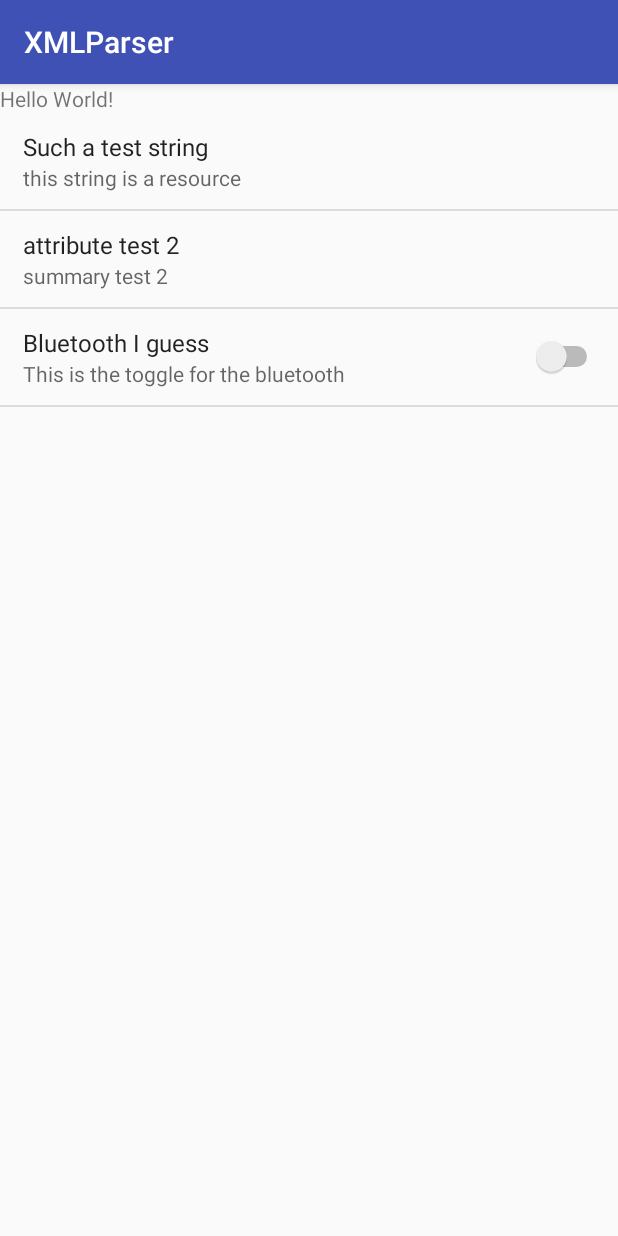
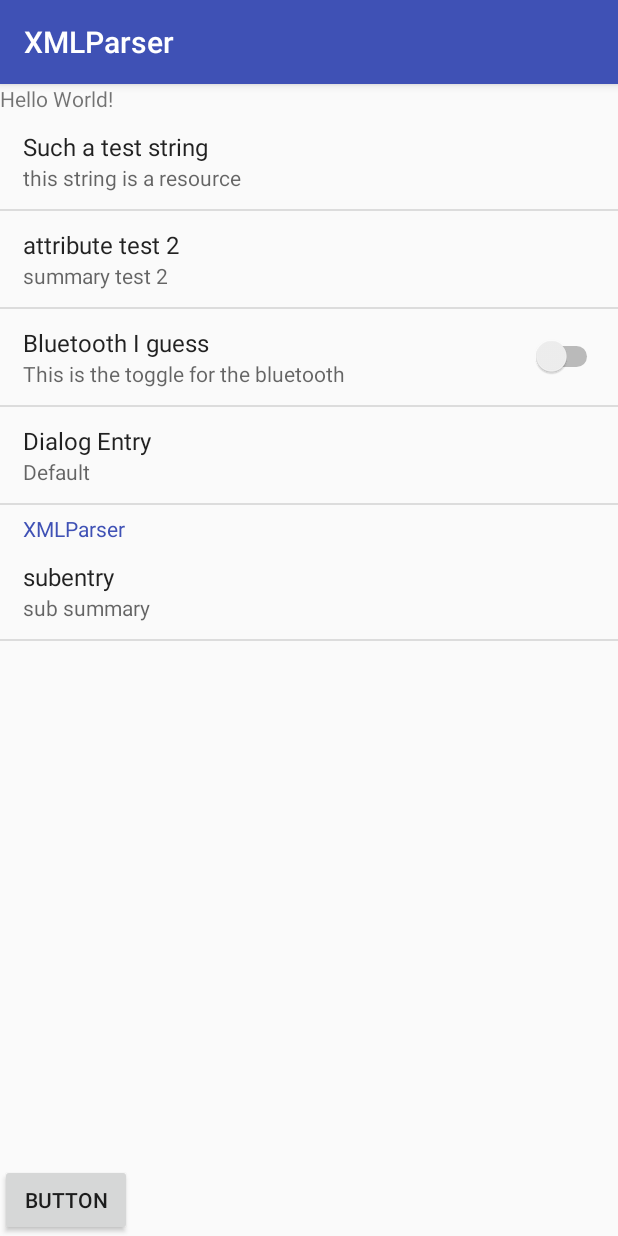
Before and after one commit to erhodes/XmlParser, an Android app: the screen it shows after launch (MainActivity), on a phone screen of 412 x 824 dp. Run offline under Robolectric (Android 15) with nearby library versions, the phone set to English and light mode, and no system bars.

Commit message:
added dialogEntry, EntryGroup

```diff
--- /dev/null
+++ b/app/src/main/java/com/erhodes/xmlparser/DialogEntry.java
@@ -0,0 +1,57 @@
+package com.erhodes.xmlparser;
+
+import android.app.AlertDialog;
+import android.app.Dialog;
+import android.content.Context;
+import android.content.DialogInterface;
+
+/**
+ * Created by Eric on 11/30/2016.
+ */
+
+public class DialogEntry extends Entry {
+    Context mContext;
+    MenuScreen mMenuScreen;
+
+    DialogEntry(String key, String title, String summary, Context context, MenuScreen menuScreen) {
+        super(key, title, summary);
+        mContext = context;
+        mMenuScreen = menuScreen;
+    }
+
+    @Override
+    protected void onChanged(Object newValue) {
+        mSummary = (String)newValue;
+        super.onChanged(newValue);
+        mMenuScreen.update();
+    }
+
+    /**
+     * Override this method to change what kind of dialog is opened. It is important
+     * that the dialog call the Entry's onChanged method, passing in the user's selection.
+     * @return
+     */
+    protected Dialog createDialog() {
+        AlertDialog.Builder builder = new AlertDialog.Builder(mContext);
+        builder.setPositiveButton("Yes", new DialogInterface.OnClickListener() {
+            @Override
+            public void onClick(DialogInterface dialog, int which) {
+                DialogEntry.this.onChanged("yes");
+            }
+        });
+        builder.setNegativeButton("No", new DialogInterface.OnClickListener() {
+            @Override
+            public void onClick(DialogInterface dialog, int which) {
+                DialogEntry.this.onChanged("no");
+            }
+        });
+        return builder.create();
+    }
+
+    @Override
+    protected void onClicked() {
+        super.onClicked();
+
+        createDialog().show();
+    }
+}
--- a/app/src/main/java/com/erhodes/xmlparser/Entry.java
+++ b/app/src/main/java/com/erhodes/xmlparser/Entry.java
@@ -20,6 +20,10 @@ public class Entry {
         mKey = key;
         mTitle = title;
         mSummary = summary;
+    }
+
+    public void setEnabled(boolean enabled) {
+        //todo: implement this
     }
 
     public void setOnClickListener(OnClickListener listener) {
@@ -45,6 +49,12 @@ public class Entry {
     protected void onClicked() {
         if (mClickListener != null) {
             mClickListener.onEntryClicked();
+        }
+    }
+
+    protected void onChanged(Object newValue) {
+        if (mChangeListener != null) {
+            mChangeListener.onEntryChanged(this, newValue);
         }
     }
 
--- /dev/null
+++ b/app/src/main/java/com/erhodes/xmlparser/EntryAdapter.java
@@ -0,0 +1,23 @@
+package com.erhodes.xmlparser;
+
+import android.content.Context;
+import android.view.LayoutInflater;
+import android.view.View;
+import android.view.ViewGroup;
+import android.widget.ArrayAdapter;
+
+import java.util.List;
+
+public class EntryAdapter extends ArrayAdapter<Entry> {
+    private LayoutInflater mLayoutInflater;
+
+    public EntryAdapter(Context context, List<Entry> entries) {
+        super(context, 0, entries);
+        mLayoutInflater = (LayoutInflater)context.getSystemService(Context.LAYOUT_INFLATER_SERVICE);
+    }
+
+    @Override
+    public View getView(int position, View convertView, ViewGroup parent) {
+        return getItem(position).getView(convertView, mLayoutInflater, getContext());
+    }
+}
--- /dev/null
+++ b/app/src/main/java/com/erhodes/xmlparser/EntryGroup.java
@@ -0,0 +1,39 @@
+package com.erhodes.xmlparser;
+
+import android.content.Context;
+import android.view.LayoutInflater;
+import android.view.View;
+import android.widget.ListView;
+
+import java.util.ArrayList;
+import java.util.List;
+
+/**
+ * An entry that contains a title and a group of entries.
+ */
+
+public class EntryGroup extends Entry {
+    private List<Entry> mSubEntries = new ArrayList<>();
+    private ListView mListView;
+    private EntryAdapter mAdapter;
+
+    EntryGroup(String key, String title, String summary, List<Entry> entries) {
+        super(key, title, summary);
+        mSubEntries = entries;
+    }
+
+    public void addEntries(List<Entry> entries) {
+        mSubEntries = entries;
+    }
+
+    @Override
+    public View getView(View convertView, LayoutInflater inflater, Context context) {
+        if (convertView == null) {
+            convertView = inflater.inflate(R.layout.entry_heading, null);
+            mListView = (ListView)convertView.findViewById(R.id.subEntryListView);
+        }
+        mAdapter = new EntryAdapter(context, mSubEntries);
+        mListView.setAdapter(mAdapter);
+        return convertView;
+    }
+}
--- a/app/src/main/java/com/erhodes/xmlparser/MainActivity.java
+++ b/app/src/main/java/com/erhodes/xmlparser/MainActivity.java
@@ -9,6 +9,7 @@ import android.view.Menu;
 import android.view.View;
 import android.view.ViewGroup;
 import android.widget.ArrayAdapter;
+import android.widget.Button;
 import android.widget.ListView;
 
 import org.xmlpull.v1.XmlPullParserException;
@@ -20,6 +21,8 @@ public class MainActivity extends AppCompatActivity implements Entry.OnChangeLis
     MenuScreen mMenuScreen;
     SpacesManager mSpacesManager;
 
+    Entry mFirstEntry;
+
     @Override
     protected void onCreate(Bundle savedInstanceState) {
         super.onCreate(savedInstanceState);
@@ -30,8 +33,18 @@ public class MainActivity extends AppCompatActivity implements Entry.OnChangeLis
         mMenuScreen = (MenuScreen)findViewById(R.id.listView);
         mMenuScreen.addEntriesFromXml(R.xml.space_details);
 
+        Button button = (Button)findViewById(R.id.button);
+        button.setOnClickListener(new View.OnClickListener() {
+            @Override
+            public void onClick(View v) {
+                mMenuScreen.removeEntry(mFirstEntry);
+            }
+        });
+
         Entry bluetoothEntry = mMenuScreen.findEntry("bluetooth_restriction");
         bluetoothEntry.setOnChangeListener(this);
+
+        mFirstEntry = mMenuScreen.findEntry("test_group");
 /*
         ResourceXmlParser resourceParser = new ResourceXmlParser();
         try {
--- a/app/src/main/java/com/erhodes/xmlparser/MenuScreen.java
+++ b/app/src/main/java/com/erhodes/xmlparser/MenuScreen.java
@@ -1,6 +1,8 @@
 package com.erhodes.xmlparser;
 
 import android.content.Context;
+import android.graphics.Color;
+import android.graphics.drawable.ColorDrawable;
 import android.util.AttributeSet;
 import android.util.Log;
 import android.view.LayoutInflater;
@@ -21,25 +23,34 @@ import java.util.List;
 public class MenuScreen extends ListView {
     private static final String TAG = MenuScreen.class.getSimpleName();
 
-    private LayoutInflater mLayoutInflater;
     private List<Entry> mEntries;
     private EntryAdapter mAdapter;
 
     public MenuScreen(Context context, AttributeSet attrs) {
         super(context, attrs);
-        mLayoutInflater = (LayoutInflater)context.getSystemService(Context.LAYOUT_INFLATER_SERVICE);
     }
 
     public void addEntriesFromXml(int resId) {
         ResourceXmlParser parser = new ResourceXmlParser();
         try {
-            mEntries = parser.parse(getContext(), resId);
-            mAdapter = new EntryAdapter(getContext(), 0, mEntries);
+            mEntries = parser.parse(getContext(), this, resId);
+            mAdapter = new EntryAdapter(getContext(), mEntries);
             setAdapter(mAdapter);
         } catch (XmlPullParserException | IOException e) {
             Log.d(TAG,"Error inflating xml");
             e.printStackTrace();
         }
+    }
+
+    public void update() {
+        mAdapter.notifyDataSetChanged();
+        invalidate();
+    }
+
+    public void removeEntry(Entry entry) {
+        mEntries.remove(entry);
+        mAdapter = new EntryAdapter(getContext(), mEntries);
+        setAdapter(mAdapter);
     }
 
     /**
@@ -55,16 +66,4 @@ public class MenuScreen extends ListView {
         }
         return null;
     }
-
-    public class EntryAdapter extends ArrayAdapter<Entry> {
-
-        public EntryAdapter(Context context, int resource, List<Entry> entries) {
-            super(context, resource, entries);
-        }
-
-        @Override
-        public View getView(int position, View convertView, ViewGroup parent) {
-            return getItem(position).getView(convertView, mLayoutInflater, getContext());
-        }
-    }
 }
--- a/app/src/main/java/com/erhodes/xmlparser/ResourceXmlParser.java
+++ b/app/src/main/java/com/erhodes/xmlparser/ResourceXmlParser.java
@@ -23,22 +23,25 @@ public class ResourceXmlParser {
 
     public static final String TAG_ENTRY = "entry";
     public static final String TAG_SWITCH_ENTRY = "switch_entry";
+    public static final String TAG_ENTRY_GROUP = "entry_group";
+    public static final String TAG_DIALOG_ENTRY = "dialog_entry";
 
     public static final String ATTRIBUTE_NAME = "name";
     public static final String ATTRIBUTE_KEY = "key";
     public static final String ATTRIBUTE_SUMMARY = "summary";
 
     private Context mContext;
+    private MenuScreen mMenuScreen;
 
-    public List<Entry> parse(Context context, int resId) throws XmlPullParserException, IOException {
+    public List<Entry> parse(Context context, MenuScreen menuScreen, int resId) throws XmlPullParserException, IOException {
         mContext = context;
+        mMenuScreen = menuScreen;
         ArrayList<Entry> entries = new ArrayList<>();
         XmlResourceParser parser = context.getResources().getXml(resId);
         parser.next();
 
         int eventType = parser.getEventType();
-        while (eventType != XmlPullParser.END_DOCUMENT)
-        {
+        while (eventType != XmlPullParser.END_DOCUMENT) {
             if(eventType == XmlPullParser.START_TAG) {
                 //Log.d("Eric","start tag with name " + parser.getName() + " with attributes " + parser.getAttributeCount());
                 if (parser.getName().equals(TAG_ENTRY)) {
@@ -48,6 +51,10 @@ public class ResourceXmlParser {
                     entries.add(readEntry(parser));
                 } else if (parser.getName().equals(TAG_SWITCH_ENTRY)) {
                     entries.add(readSwitchEntry(parser));
+                } else if (parser.getName().equals(TAG_ENTRY_GROUP)) {
+                    entries.add(readEntryGroup(parser));
+                } else if (parser.getName().equals(TAG_DIALOG_ENTRY)) {
+                    entries.add(readDialogEntry(parser));
                 }
             }
             eventType = parser.next();
@@ -82,4 +89,40 @@ public class ResourceXmlParser {
 
         return new SwitchEntry(key, name, summary);
     }
+
+    private Entry readDialogEntry(XmlResourceParser parser) {
+        String name = getStringResource(parser, XML_NAMESPACE_ANDROID, ATTRIBUTE_NAME);
+        String key = parser.getAttributeValue(XML_NAMESPACE_ANDROID, ATTRIBUTE_KEY);
+        String summary = getStringResource(parser, XML_NAMESPACE_ANDROID, ATTRIBUTE_SUMMARY);
+
+        return new DialogEntry(key, name, summary, mContext, mMenuScreen);
+    }
+
+    private Entry readEntryGroup(XmlResourceParser parser) throws XmlPullParserException, IOException {
+        Log.d("Eric","start tag?" + (parser.getEventType() == XmlPullParser.START_TAG) + "; namespace " + parser.getNamespace() + "; name " + parser.getName());
+        parser.require(XmlPullParser.START_TAG, null, TAG_ENTRY_GROUP);
+        String name = getStringResource(parser, XML_NAMESPACE_ANDROID, ATTRIBUTE_NAME);
+        String key = parser.getAttributeValue(XML_NAMESPACE_ANDROID, ATTRIBUTE_KEY);
+        String summary = getStringResource(parser, XML_NAMESPACE_ANDROID, ATTRIBUTE_SUMMARY);
+
+        ArrayList<Entry> entries = new ArrayList<>();
+        int eventType = parser.next();
+        while (!(eventType == XmlPullParser.END_TAG && parser.getName().equals(TAG_ENTRY_GROUP))) {
+            if(eventType == XmlPullParser.START_TAG) {
+                //Log.d("Eric","start tag with name " + parser.getName() + " with attributes " + parser.getAttributeCount());
+                if (parser.getName().equals(TAG_ENTRY)) {
+//                    Log.d("Eric","entry with name " + parser.getAttributeName(0) + " and value " + parser.getAttributeValue(XML_NAMESPACE_ANDROID, "name"));
+//                    Log.d("Eric","namespace " + parser.getNamespace());
+//                    Log.d("Eric","attribute namespace " + parser.getAttributeNamespace(0));
+                    entries.add(readEntry(parser));
+                } else if (parser.getName().equals(TAG_SWITCH_ENTRY)) {
+                    entries.add(readSwitchEntry(parser));
+                } else if (parser.getName().equals(TAG_ENTRY_GROUP)) {
+                    entries.add(readEntryGroup(parser));
+                }
+            }
+            eventType = parser.next();
+        }
+        return new EntryGroup(key, name, summary, entries);
+    }
 }
--- a/app/src/main/java/com/erhodes/xmlparser/SwitchEntry.java
+++ b/app/src/main/java/com/erhodes/xmlparser/SwitchEntry.java
@@ -24,9 +24,7 @@ public class SwitchEntry extends Entry {
         super.onClicked();
         mSwitch.toggle();
 
-        if (mChangeListener != null) {
-            mChangeListener.onEntryChanged(this, mSwitch.isChecked());
-        }
+        onChanged(mSwitch.isChecked());
     }
 
     public boolean isChecked() {
--- a/app/src/main/res/layout/activity_main.xml
+++ b/app/src/main/res/layout/activity_main.xml
@@ -1,9 +1,10 @@
 <?xml version="1.0" encoding="utf-8"?>
-<RelativeLayout xmlns:android="http://schemas.android.com/apk/res/android"
+<LinearLayout xmlns:android="http://schemas.android.com/apk/res/android"
     xmlns:tools="http://schemas.android.com/tools"
     android:id="@+id/activity_main"
     android:layout_width="match_parent"
     android:layout_height="match_parent"
+    android:orientation="vertical"
     tools:context="com.erhodes.xmlparser.MainActivity">
 
     <TextView
@@ -15,7 +16,11 @@
     <com.erhodes.xmlparser.MenuScreen
         android:id="@+id/listView"
         android:layout_width="match_parent"
-        android:layout_height="match_parent"
-        android:layout_below="@+id/textView"
-        android:layout_alignParentStart="true" />
-</RelativeLayout>
+        android:layout_height="0dp"
+        android:layout_weight="1"/>
+    <Button
+        android:layout_width="wrap_content"
+        android:layout_height="wrap_content"
+        android:id="@+id/button"
+        android:text="Button"/>
+</LinearLayout>
--- /dev/null
+++ b/app/src/main/res/layout/entry_heading.xml
@@ -0,0 +1,33 @@
+<?xml version="1.0" encoding="utf-8"?>
+<LinearLayout xmlns:android="http://schemas.android.com/apk/res/android"
+    android:orientation="vertical" android:layout_width="match_parent"
+    android:layout_height="match_parent">
+
+    <LinearLayout
+        android:layout_width="match_parent"
+        android:layout_height="wrap_content"
+        android:orientation="vertical"
+        android:layout_marginStart="15dp"
+        android:layout_marginEnd="6dp"
+        android:layout_marginTop="6dp">
+        <TextView
+            android:text="@string/app_name"
+            android:layout_width="match_parent"
+            android:layout_height="wrap_content"
+            android:textColor="@color/colorPrimary"
+            android:id="@+id/title" />
+        <TextView
+            android:layout_width="match_parent"
+            android:layout_height="wrap_content"
+            android:visibility="gone"
+            android:id="@+id/summary" />
+    </LinearLayout>
+
+    <ListView
+        android:id="@+id/subEntryListView"
+        android:layout_width="match_parent"
+        android:layout_height="0dp"
+        android:layout_weight="1"/>
+
+
+</LinearLayout>
--- a/app/src/main/res/xml/space_details.xml
+++ b/app/src/main/res/xml/space_details.xml
@@ -2,7 +2,7 @@
 <feed xmlns:android="http://schemas.android.com/apk/res/android">
     <entry
         android:name="@string/test_string"
-        android:key="key test 1"
+        android:key="key1"
         android:summary="@string/resource_string"/>
     <entry
         android:name="attribute test 2"
@@ -12,4 +12,18 @@
         android:name="Bluetooth I guess"
         android:key="bluetooth_restriction"
         android:summary="This is the toggle for the bluetooth"/>
+    <dialog_entry
+        android:name="Dialog Entry"
+        android:key="dialog_key"
+        android:summary="Default"/>
+    <entry_group
+        android:name="A group"
+        android:key="test_group"
+        android:summary="">
+        <entry
+            android:name="subentry"
+            android:key="subkey"
+            android:summary="sub summary" />
+    </entry_group>
+
 </feed>
```
